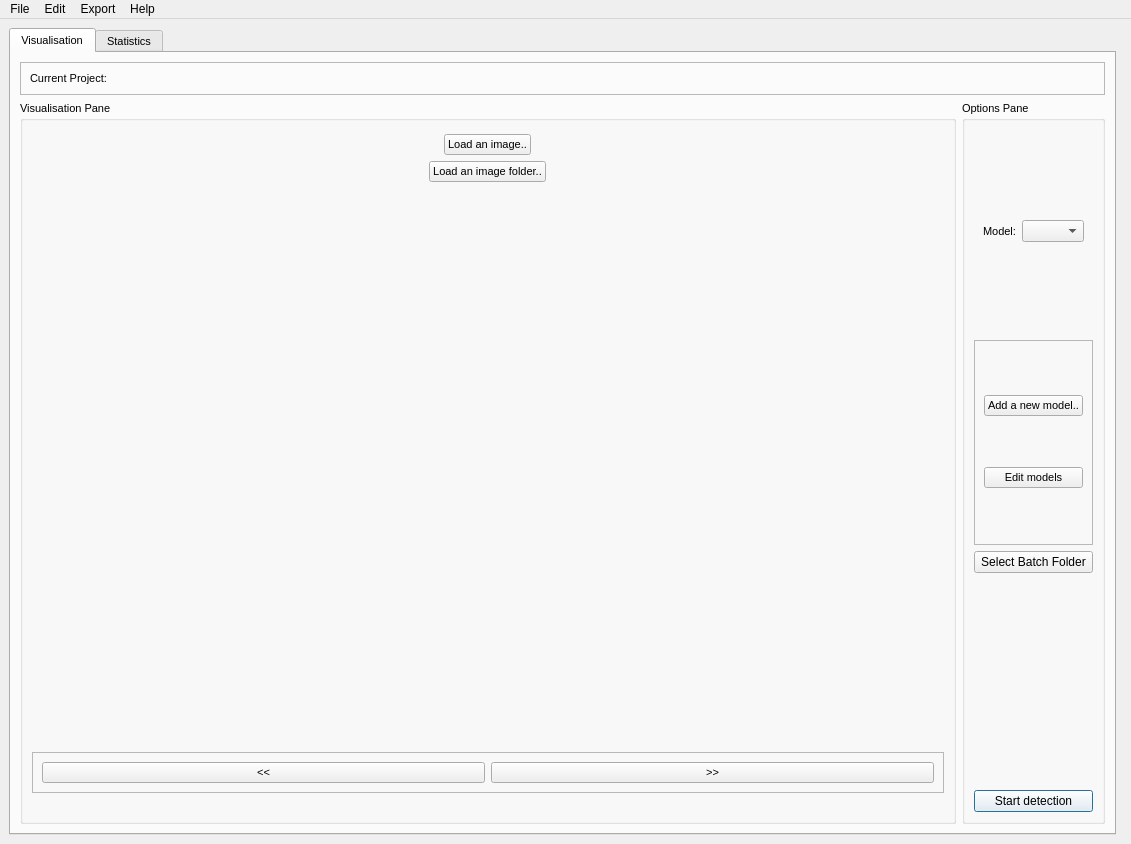
Before: the Qt Designer form GUI/interface.ui in KameliaBnh/BeeTect, drawn with Qt 5.
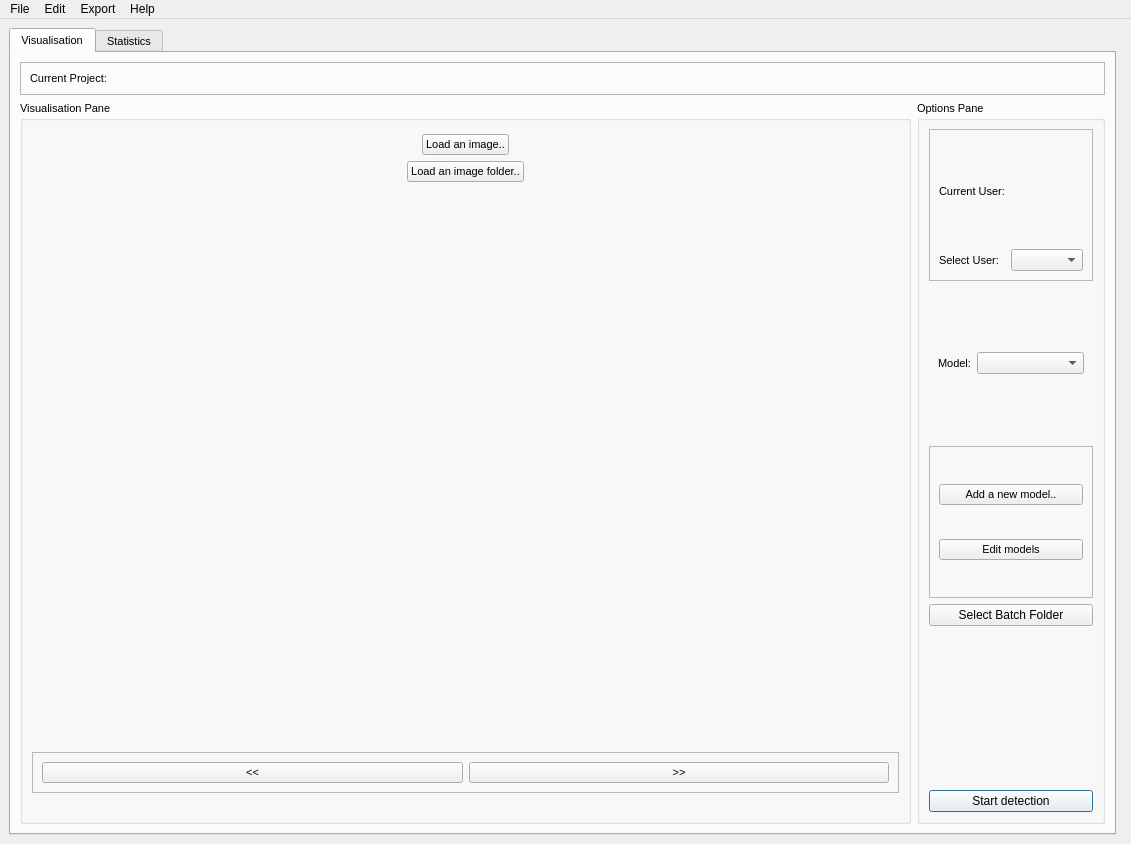
After: the same form once the commit is applied. The open tabs and pages were chosen to show the change.

```diff
--- a/GUI/interface.ui
+++ b/GUI/interface.ui
@@ -59,6 +59,42 @@
            <bool>false</bool>
           </property>
           <layout class="QVBoxLayout" name="verticalLayout_3">
+           <item>
+            <widget class="QFrame" name="userFrame">
+             <property name="frameShape">
+              <enum>QFrame::StyledPanel</enum>
+             </property>
+             <property name="frameShadow">
+              <enum>QFrame::Raised</enum>
+             </property>
+             <layout class="QGridLayout" name="gridLayout_7">
+              <item row="1" column="1">
+               <widget class="QComboBox" name="userSelection"/>
+              </item>
+              <item row="1" column="0">
+               <widget class="QLabel" name="selectUser_label">
+                <property name="text">
+                 <string>Select User:</string>
+                </property>
+               </widget>
+              </item>
+              <item row="0" column="0">
+               <widget class="QLabel" name="currentUser_label">
+                <property name="text">
+                 <string>Current User:</string>
+                </property>
+               </widget>
+              </item>
+              <item row="0" column="1">
+               <widget class="QLabel" name="currentUser">
+                <property name="text">
+                 <string/>
+                </property>
+               </widget>
+              </item>
+             </layout>
+            </widget>
+           </item>
            <item>
             <widget class="QFrame" name="options_frame">
              <property name="font">
```
Left out of the diff: 2 changed lines with no effect on the pictures.
